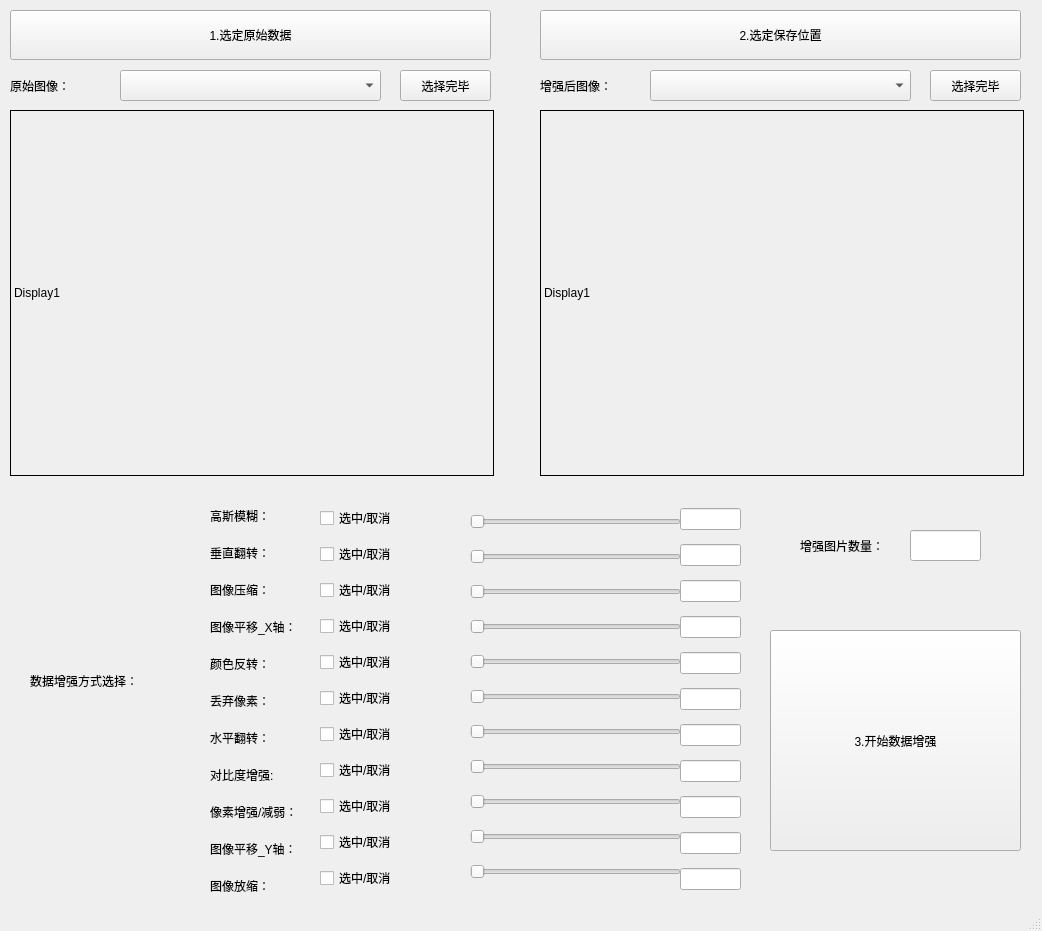
The window that untitled.ui (4C79/imgAug) describes before a commit, drawn with Qt 5.
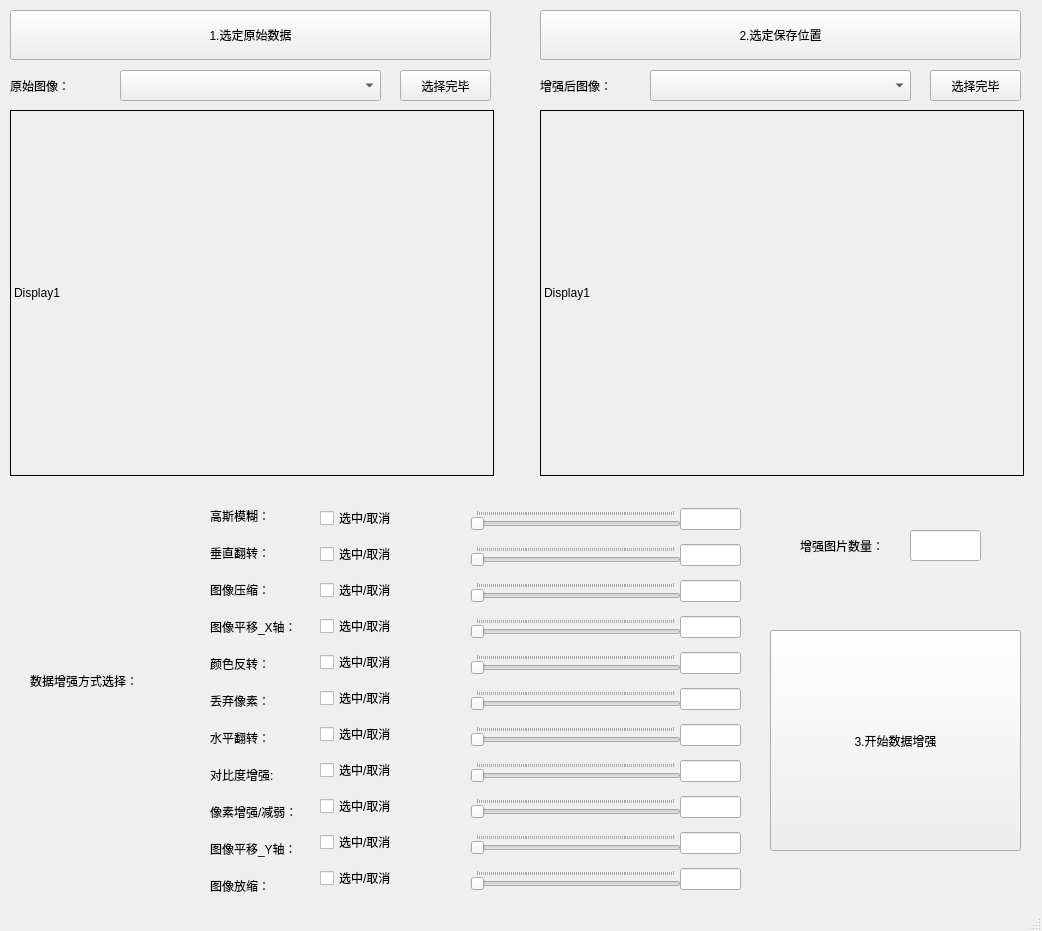
The same window after the commit.

```diff
--- a/untitled.ui
+++ b/untitled.ui
@@ -202,7 +202,7 @@
      </rect>
     </property>
    </widget>
-   <widget class="QWidget" name="">
+   <widget class="QWidget" name="layoutWidget">
     <property name="geometry">
      <rect>
       <x>470</x>
@@ -213,10 +213,40 @@
     </property>
     <layout class="QVBoxLayout" name="verticalLayout">
      <item>
-      <widget class="QSlider" name="horizontalSlider_27">
+      <widget class="QSlider" name="horizontalSlider_1">
+       <property name="mouseTracking">
+        <bool>false</bool>
+       </property>
+       <property name="tabletTracking">
+        <bool>false</bool>
+       </property>
+       <property name="toolTipDuration">
+        <number>-1</number>
+       </property>
+       <property name="minimum">
+        <number>0</number>
+       </property>
+       <property name="value">
+        <number>0</number>
+       </property>
+       <property name="tracking">
+        <bool>true</bool>
+       </property>
        <property name="orientation">
         <enum>Qt::Horizontal</enum>
        </property>
+       <property name="invertedAppearance">
+        <bool>false</bool>
+       </property>
+       <property name="invertedControls">
+        <bool>false</bool>
+       </property>
+       <property name="tickPosition">
+        <enum>QSlider::TicksAbove</enum>
+       </property>
+       <property name="tickInterval">
+        <number>1</number>
+       </property>
       </widget>
      </item>
      <item>
@@ -224,6 +254,12 @@
        <property name="orientation">
         <enum>Qt::Horizontal</enum>
        </property>
+       <property name="tickPosition">
+        <enum>QSlider::TicksAbove</enum>
+       </property>
+       <property name="tickInterval">
+        <number>1</number>
+       </property>
       </widget>
      </item>
      <item>
@@ -231,6 +267,12 @@
        <property name="orientation">
         <enum>Qt::Horizontal</enum>
        </property>
+       <property name="tickPosition">
+        <enum>QSlider::TicksAbove</enum>
+       </property>
+       <property name="tickInterval">
+        <number>1</number>
+       </property>
       </widget>
      </item>
      <item>
@@ -238,12 +280,11 @@
        <property name="orientation">
         <enum>Qt::Horizontal</enum>
        </property>
-      </widget>
-     </item>
-     <item>
-      <widget class="QSlider" name="horizontalSlider_6">
-       <property name="orientation">
-        <enum>Qt::Horizontal</enum>
+       <property name="tickPosition">
+        <enum>QSlider::TicksAbove</enum>
+       </property>
+       <property name="tickInterval">
+        <number>1</number>
        </property>
       </widget>
      </item>
@@ -252,19 +293,63 @@
        <property name="orientation">
         <enum>Qt::Horizontal</enum>
        </property>
+       <property name="tickPosition">
+        <enum>QSlider::TicksAbove</enum>
+       </property>
+       <property name="tickInterval">
+        <number>1</number>
+       </property>
       </widget>
      </item>
      <item>
-      <widget class="QSlider" name="horizontalSlider_25">
+      <widget class="QSlider" name="horizontalSlider_6">
        <property name="orientation">
         <enum>Qt::Horizontal</enum>
        </property>
+       <property name="tickPosition">
+        <enum>QSlider::TicksAbove</enum>
+       </property>
+       <property name="tickInterval">
+        <number>1</number>
+       </property>
       </widget>
      </item>
      <item>
       <widget class="QSlider" name="horizontalSlider_26">
        <property name="orientation">
         <enum>Qt::Horizontal</enum>
+       </property>
+       <property name="tickPosition">
+        <enum>QSlider::TicksAbove</enum>
+       </property>
+       <property name="tickInterval">
+        <number>1</number>
+       </property>
+      </widget>
+     </item>
+     <item>
+      <widget class="QSlider" name="horizontalSlider_8">
+       <property name="orientation">
+        <enum>Qt::Horizontal</enum>
+       </property>
+       <property name="tickPosition">
+        <enum>QSlider::TicksAbove</enum>
+       </property>
+       <property name="tickInterval">
+        <number>1</number>
+       </property>
+      </widget>
+     </item>
+     <item>
+      <widget class="QSlider" name="horizontalSlider_9">
+       <property name="orientation">
+        <enum>Qt::Horizontal</enum>
+       </property>
+       <property name="tickPosition">
+        <enum>QSlider::TicksAbove</enum>
+       </property>
+       <property name="tickInterval">
+        <number>1</number>
        </property>
       </widget>
      </item>
@@ -273,12 +358,11 @@
        <property name="orientation">
         <enum>Qt::Horizontal</enum>
        </property>
-      </widget>
-     </item>
-     <item>
-      <widget class="QSlider" name="horizontalSlider_28">
-       <property name="orientation">
-        <enum>Qt::Horizontal</enum>
+       <property name="tickPosition">
+        <enum>QSlider::TicksAbove</enum>
+       </property>
+       <property name="tickInterval">
+        <number>1</number>
        </property>
       </widget>
      </item>
@@ -287,11 +371,17 @@
        <property name="orientation">
         <enum>Qt::Horizontal</enum>
        </property>
+       <property name="tickPosition">
+        <enum>QSlider::TicksAbove</enum>
+       </property>
+       <property name="tickInterval">
+        <number>1</number>
+       </property>
       </widget>
      </item>
     </layout>
    </widget>
-   <widget class="QWidget" name="">
+   <widget class="QWidget" name="layoutWidget">
     <property name="geometry">
      <rect>
       <x>320</x>
@@ -302,14 +392,7 @@
     </property>
     <layout class="QVBoxLayout" name="verticalLayout_2">
      <item>
-      <widget class="QCheckBox" name="checkBox_27">
-       <property name="text">
-        <string>选中/取消</string>
-       </property>
-      </widget>
-     </item>
-     <item>
-      <widget class="QCheckBox" name="checkBox_3">
+      <widget class="QCheckBox" name="checkBox_1">
        <property name="text">
         <string>选中/取消</string>
        </property>
@@ -322,6 +405,13 @@
        </property>
       </widget>
      </item>
+     <item>
+      <widget class="QCheckBox" name="checkBox_3">
+       <property name="text">
+        <string>选中/取消</string>
+       </property>
+      </widget>
+     </item>
      <item>
       <widget class="QCheckBox" name="checkBox_4">
        <property name="text">
@@ -351,7 +441,14 @@
       </widget>
      </item>
      <item>
-      <widget class="QCheckBox" name="checkBox_26">
+      <widget class="QCheckBox" name="checkBox_8">
+       <property name="text">
+        <string>选中/取消</string>
+       </property>
+      </widget>
+     </item>
+     <item>
+      <widget class="QCheckBox" name="checkBox_9">
        <property name="text">
         <string>选中/取消</string>
        </property>
@@ -364,13 +461,6 @@
        </property>
       </widget>
      </item>
-     <item>
-      <widget class="QCheckBox" name="checkBox_28">
-       <property name="text">
-        <string>选中/取消</string>
-       </property>
-      </widget>
-     </item>
      <item>
       <widget class="QCheckBox" name="checkBox_11">
        <property name="text">
@@ -474,7 +564,7 @@
      </layout>
     </widget>
    </widget>
-   <widget class="QWidget" name="">
+   <widget class="QWidget" name="layoutWidget">
     <property name="geometry">
      <rect>
       <x>680</x>
@@ -496,17 +586,17 @@
      <item>
       <widget class="QLineEdit" name="lineEdit_5"/>
      </item>
+     <item>
+      <widget class="QLineEdit" name="lineEdit_6"/>
+     </item>
      <item>
       <widget class="QLineEdit" name="lineEdit_7"/>
      </item>
-     <item>
-      <widget class="QLineEdit" name="lineEdit_9"/>
-     </item>
      <item>
       <widget class="QLineEdit" name="lineEdit_8"/>
      </item>
      <item>
-      <widget class="QLineEdit" name="lineEdit_6"/>
+      <widget class="QLineEdit" name="lineEdit_9"/>
      </item>
      <item>
       <widget class="QLineEdit" name="lineEdit_10"/>
```
Left out of the diff: 10 changed lines with no effect on the pictures.
